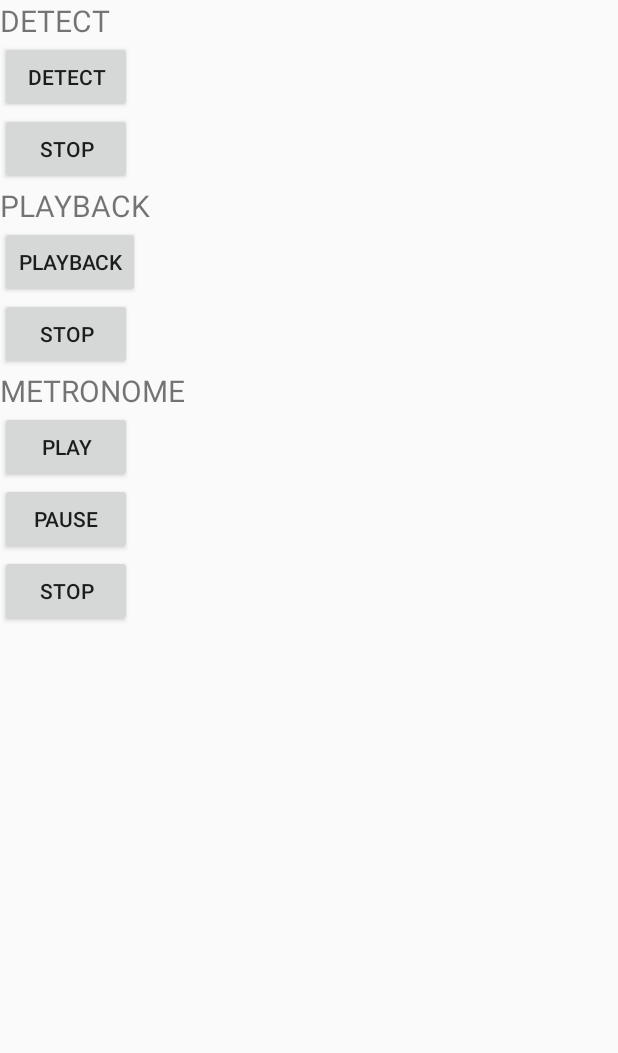
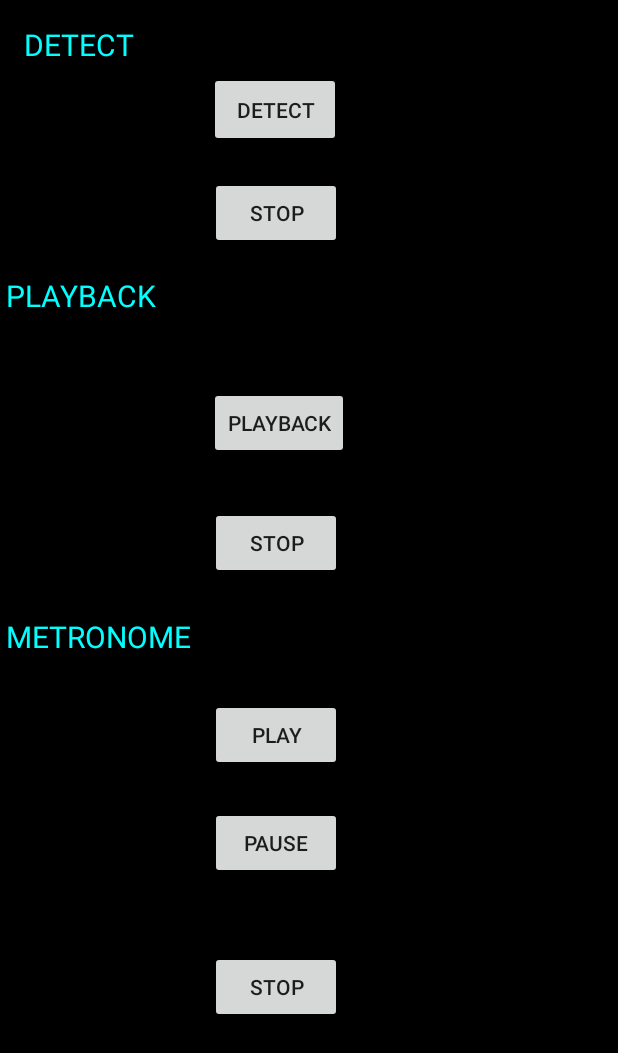
Before and after one commit to RahshonS/Metronome-App, an Android app: the screen it shows after launch (MainActivity), on a phone screen of 412 x 824 dp. Shown: the top 1053 px of the screen. Run offline under Robolectric (Android 15) with nearby library versions, the light colour scheme and no system bars.

Commit message:
altered the UI. changed layout and colors

```diff
--- a/app/src/main/res/layout/activity_main.xml
+++ b/app/src/main/res/layout/activity_main.xml
@@ -1,89 +1,136 @@
 <?xml version="1.0" encoding="utf-8"?>
-<LinearLayout xmlns:android="http://schemas.android.com/apk/res/android"
+<androidx.constraintlayout.widget.ConstraintLayout xmlns:android="http://schemas.android.com/apk/res/android"
     xmlns:app="http://schemas.android.com/apk/res-auto"
     xmlns:tools="http://schemas.android.com/tools"
+    android:id="@+id/linearLayout"
     android:layout_width="match_parent"
     android:layout_height="match_parent"
-    android:orientation="vertical"
+    android:background="#ff000000"
     tools:context=".MainActivity">
 
 
-
     <TextView
+        android:id="@+id/textView"
+        android:layout_width="wrap_content"
+        android:layout_height="wrap_content"
+        android:layout_marginStart="16dp"
+        android:layout_marginTop="16dp"
         android:text="DETECT"
+        android:textColor="#ff00ffff"
         android:textSize="20sp"
-    android:layout_width="wrap_content"
-    android:layout_height="wrap_content" />
-
-
-
+        app:layout_constraintStart_toStartOf="parent"
+        app:layout_constraintTop_toTopOf="parent" />
 
     <Button
         android:id="@+id/btnStartRec"
+        android:layout_width="88dp"
+        android:layout_height="50dp"
+        android:layout_marginTop="48dp"
         android:text="DETECT"
-            android:layout_width="wrap_content"
-            android:layout_height="wrap_content"
-            />
+        app:layout_constraintEnd_toEndOf="parent"
+        app:layout_constraintHorizontal_bias="0.43"
+        app:layout_constraintStart_toStartOf="parent"
+        app:layout_constraintTop_toTopOf="parent" />
 
     <Button
         android:id="@+id/btnStopRec"
+        android:layout_width="wrap_content"
+        android:layout_height="wrap_content"
+        android:layout_marginTop="20dp"
+        android:layout_marginEnd="184dp"
         android:text="STOP"
-            android:layout_width="wrap_content"
-            android:layout_height="wrap_content"/>
-
-
-
-
+        app:layout_constraintEnd_toEndOf="parent"
+        app:layout_constraintHorizontal_bias="1.0"
+        app:layout_constraintStart_toStartOf="parent"
+        app:layout_constraintTop_toBottomOf="@+id/btnStartRec" />
 
     <TextView
+        android:id="@+id/textView2"
+        android:layout_width="wrap_content"
+        android:layout_height="wrap_content"
+        android:layout_marginStart="4dp"
+        android:layout_marginTop="140dp"
         android:text="PLAYBACK"
+        android:textColor="#ff00ffff"
         android:textSize="20sp"
-        android:layout_width="wrap_content"
-        android:layout_height="wrap_content" />
-
-
+        app:layout_constraintStart_toStartOf="parent"
+        app:layout_constraintTop_toBottomOf="@+id/textView" />
 
     <Button
         android:id="@+id/btnPlay"
-        android:text="Playback"
         android:layout_width="wrap_content"
         android:layout_height="wrap_content"
-        />
+        android:layout_marginTop="92dp"
+        android:text="Playback"
+        app:layout_constraintEnd_toEndOf="parent"
+        app:layout_constraintHorizontal_bias="0.438"
+        app:layout_constraintStart_toStartOf="parent"
+        app:layout_constraintTop_toBottomOf="@+id/btnStopRec" />
 
     <Button
         android:id="@+id/btnStop"
-        android:text="STOP"
         android:layout_width="wrap_content"
         android:layout_height="wrap_content"
-        />
+        android:layout_marginTop="32dp"
+        android:layout_marginEnd="184dp"
+        android:text="STOP"
+        app:layout_constraintEnd_toEndOf="parent"
+        app:layout_constraintHorizontal_bias="1.0"
+        app:layout_constraintStart_toStartOf="parent"
+        app:layout_constraintTop_toBottomOf="@+id/btnPlay" />
+
+    <TextView
+        android:id="@+id/textView3"
+        android:layout_width="wrap_content"
+        android:layout_height="wrap_content"
+        android:layout_marginStart="4dp"
+        android:layout_marginTop="200dp"
+        android:text="METRONOME"
+        android:textColor="#ff00ffff"
+        android:textSize="20sp"
+        app:layout_constraintStart_toStartOf="parent"
+        app:layout_constraintTop_toBottomOf="@+id/textView2" />
+
+    <Button
+        android:id="@+id/button"
+        android:layout_width="wrap_content"
+        android:layout_height="wrap_content"
+        android:layout_marginTop="80dp"
+        android:layout_marginEnd="184dp"
+        android:onClick="play"
+        android:text="Play"
+        app:layout_constraintEnd_toEndOf="parent"
+        app:layout_constraintHorizontal_bias="1.0"
+        app:layout_constraintStart_toStartOf="parent"
+        app:layout_constraintTop_toBottomOf="@+id/btnStop" />
+
+    <Button
+        android:id="@+id/button2"
+        android:layout_width="wrap_content"
+        android:layout_height="wrap_content"
+        android:layout_marginTop="24dp"
+        android:layout_marginEnd="184dp"
+        android:onClick="pause"
+        android:text="Pause"
+        app:layout_constraintEnd_toEndOf="parent"
+        app:layout_constraintHorizontal_bias="1.0"
+        app:layout_constraintStart_toStartOf="parent"
+        app:layout_constraintTop_toBottomOf="@+id/button" />
+
+    <Button
+        android:id="@+id/button3"
+        android:layout_width="wrap_content"
+        android:layout_height="wrap_content"
+        android:layout_marginEnd="184dp"
+        android:layout_marginBottom="32dp"
+        android:onClick="stop"
+        android:text="Stop"
+        app:layout_constraintBottom_toBottomOf="parent"
+        app:layout_constraintEnd_toEndOf="parent"
+        app:layout_constraintHorizontal_bias="1.0"
+        app:layout_constraintStart_toStartOf="parent"
+        app:layout_constraintTop_toBottomOf="@+id/button2"
+        app:layout_constraintVertical_bias="0.303" />
 
 
-
-    <TextView
-        android:text="METRONOME"
-        android:textSize="20sp"
-        android:layout_width="wrap_content"
-        android:layout_height="wrap_content" />
-
-
-
-    <Button
-        android:layout_width="wrap_content"
-        android:layout_height="wrap_content"
-        android:text="Play"
-        android:onClick="play"/>
-
-    <Button
-        android:layout_width="wrap_content"
-        android:layout_height="wrap_content"
-        android:text="Pause"
-        android:onClick="pause"/>
-
-    <Button
-        android:layout_width="wrap_content"
-        android:layout_height="wrap_content"
-        android:text="Stop"
-        android:onClick="stop"/>
-
-
-</LinearLayout>
+</androidx.constraintlayout.widget.ConstraintLayout>
```
Lines whose indentation alone changed are shown as unchanged.
